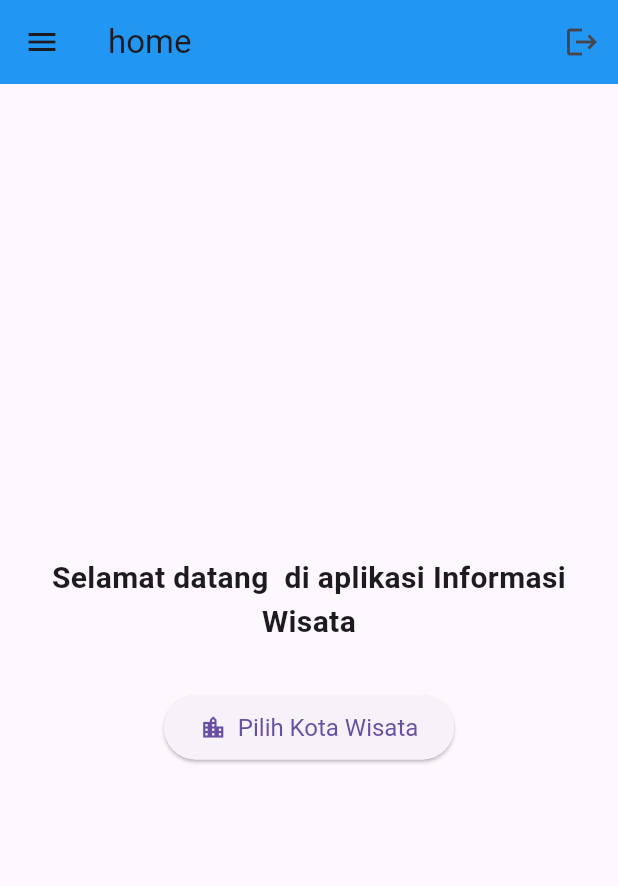
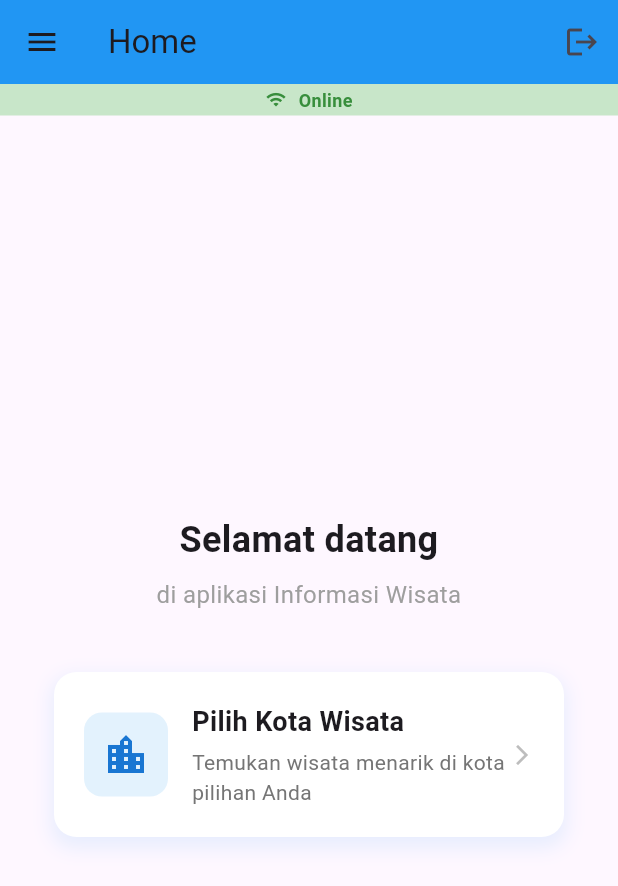
Before and after one commit to advancestar23/info_wisata_bnsp_frontend, a Flutter app: the DrawerMenu widget shown alone on an empty page, opened directly, after a tap on "Home", on a phone screen of 412 x 824 dp. Shown: the top 886 px of the screen. Run offline on Flutter 3.47's test engine with Material 3 defaults, Android fonts, the phone set to English and light mode, and no system bars; our stand-ins replace connectivity_plus, flutter_riverpod; accounts and stored records are empty.

Commit message:
first commit

```diff
--- a/lib/home.dart
+++ b/lib/home.dart
@@ -38,9 +38,7 @@ class _HomePageState extends State<HomePage> {
     );
 
     if (shouldLogout == true) {
-      // Reset username atau clear session jika ada
       ApiServices.username = '';
-      // Kembali ke halaman login
       if (mounted) {
         Navigator.pushReplacementNamed(context, '/login');
       }
@@ -51,7 +49,7 @@ class _HomePageState extends State<HomePage> {
   Widget build(BuildContext context) {
     final name = ApiServices.username;
     return MainLayout(
-      title: 'home',
+      title: 'Home',
       actions: [
         IconButton(
           icon: const Icon(Icons.logout),
@@ -63,20 +61,78 @@ class _HomePageState extends State<HomePage> {
         mainAxisAlignment: MainAxisAlignment.center,
         children: [
           Text(
-            "Selamat datang $name di aplikasi Informasi Wisata",
-            style: const TextStyle(fontSize: 20, fontWeight: FontWeight.bold),
+            "Selamat datang $name",
+            style: const TextStyle(fontSize: 24, fontWeight: FontWeight.bold),
             textAlign: TextAlign.center,
           ),
-          const SizedBox(height: 32),
-          ElevatedButton.icon(
-            onPressed: () {
-              Navigator.pushNamed(context, '/pilih-kota');
-            },
-            icon: const Icon(Icons.location_city),
-            label: const Text('Pilih Kota Wisata'),
-            style: ElevatedButton.styleFrom(
-              padding: const EdgeInsets.symmetric(horizontal: 24, vertical: 12),
-              textStyle: const TextStyle(fontSize: 16),
+          const SizedBox(height: 8),
+          const Text(
+            "di aplikasi Informasi Wisata",
+            style: TextStyle(fontSize: 16, color: Colors.grey),
+            textAlign: TextAlign.center,
+          ),
+          const SizedBox(height: 40),
+          GestureDetector(
+            onTap: () => Navigator.pushNamed(context, '/pilih-kota'),
+            child: Container(
+              margin: const EdgeInsets.symmetric(horizontal: 20),
+              padding: const EdgeInsets.all(20),
+              decoration: BoxDecoration(
+                color: Colors.white,
+                borderRadius: BorderRadius.circular(15),
+                boxShadow: [
+                  BoxShadow(
+                    color: Colors.blue.withOpacity(0.1),
+                    spreadRadius: 2,
+                    blurRadius: 10,
+                    offset: const Offset(0, 5),
+                  ),
+                ],
+              ),
+              child: Row(
+                children: [
+                  Container(
+                    padding: const EdgeInsets.all(12),
+                    decoration: BoxDecoration(
+                      color: Colors.blue.shade50,
+                      borderRadius: BorderRadius.circular(12),
+                    ),
+                    child: Icon(
+                      Icons.location_city,
+                      size: 32,
+                      color: Colors.blue.shade700,
+                    ),
+                  ),
+                  const SizedBox(width: 16),
+                  Expanded(
+                    child: Column(
+                      crossAxisAlignment: CrossAxisAlignment.start,
+                      children: [
+                        const Text(
+                          'Pilih Kota Wisata',
+                          style: TextStyle(
+                            fontSize: 18,
+                            fontWeight: FontWeight.bold,
+                          ),
+                        ),
+                        const SizedBox(height: 4),
+                        Text(
+                          'Temukan wisata menarik di kota pilihan Anda',
+                          style: TextStyle(
+                            fontSize: 14,
+                            color: Colors.grey.shade600,
+                          ),
+                        ),
+                      ],
+                    ),
+                  ),
+                  Icon(
+                    Icons.arrow_forward_ios,
+                    size: 16,
+                    color: Colors.grey.shade400,
+                  ),
+                ],
+              ),
             ),
           ),
         ],
--- a/lib/layout/drawer.dart
+++ b/lib/layout/drawer.dart
@@ -8,20 +8,48 @@ class DrawerMenu extends ConsumerWidget {
 
   @override
   Widget build(BuildContext context, WidgetRef ref) {
-    final isOnlineAsync = ref.watch(isOnlineProvider);
+    final isOnline = ref.watch(connectivityStatusProvider);
+    print('Current connection status in drawer: $isOnline'); // Debug log
 
     return Drawer(
+      backgroundColor: Colors.white,
+      child: SafeArea(
+        child: Container(
+          color: Colors.white,
           child: Column(
             children: [
-          const DrawerHeader(
-            decoration: BoxDecoration(color: Colors.blue),
-            child: Text(
-              "Menu utama",
-              style: TextStyle(color: Colors.white, fontSize: 20),
+              Container(
+                padding: const EdgeInsets.symmetric(vertical: 24),
+                width: double.infinity,
+                decoration: const BoxDecoration(
+                  color: Colors.blue,
+                ),
+                child: const Column(
+                  children: [
+                    CircleAvatar(
+                      radius: 40,
+                      backgroundColor: Colors.white,
+                      child: Icon(
+                        Icons.person,
+                        size: 40,
+                        color: Colors.blue,
                       ),
                     ),
-          isOnlineAsync.when(
-            data: (isOnline) => Container(
+                    SizedBox(height: 12),
+                    Text(
+                      "Menu utama",
+                      style: TextStyle(
+                        color: Colors.white,
+                        fontSize: 20,
+                        fontWeight: FontWeight.bold,
+                      ),
+                    ),
+                  ],
+                ),
+              ),
+              AnimatedContainer(
+                duration: const Duration(milliseconds: 300),
+                width: double.infinity,
                 padding: const EdgeInsets.symmetric(vertical: 8, horizontal: 16),
                 color: isOnline ? Colors.green.shade100 : Colors.red.shade100,
                 child: Row(
@@ -29,7 +57,7 @@ class DrawerMenu extends ConsumerWidget {
                     Icon(
                       isOnline ? Icons.wifi : Icons.wifi_off,
                       size: 20,
-                    color: isOnline ? Colors.green : Colors.red,
+                      color: isOnline ? Colors.green.shade700 : Colors.red.shade700,
                     ),
                     const SizedBox(width: 8),
                     Text(
@@ -42,64 +70,44 @@ class DrawerMenu extends ConsumerWidget {
                   ],
                 ),
               ),
-            error: (_, __) => Container(
-              padding: const EdgeInsets.symmetric(vertical: 8, horizontal: 16),
-              color: Colors.orange.shade100,
-              child: const Row(
-                children: [
-                  Icon(Icons.warning, size: 20, color: Colors.orange),
-                  SizedBox(width: 8),
-                  Text(
-                    'Status koneksi tidak diketahui',
-                    style: TextStyle(color: Colors.orange),
-                  ),
-                ],
-              ),
-            ),
-            loading: () => Container(
-              padding: const EdgeInsets.symmetric(vertical: 8, horizontal: 16),
-              child: const Row(
-                children: [
-                  SizedBox(
-                    width: 20,
-                    height: 20,
-                    child: CircularProgressIndicator(strokeWidth: 2),
-                  ),
-                  SizedBox(width: 8),
-                  Text('Memeriksa koneksi...'),
-                ],
-              ),
-            ),
-          ),
               Expanded(
+                child: Container(
+                  color: Colors.white,
                   child: ListView(
-              shrinkWrap: true,
+                    padding: EdgeInsets.zero,
                     children: [
                       ListTile(
                         leading: const Icon(Icons.home),
                         title: const Text("Home"),
                         onTap: () => Navigator.pushReplacementNamed(context, '/home'),
                       ),
+                      const Divider(height: 1),
                       ListTile(
                         leading: const Icon(Icons.location_city),
                         title: const Text("Pilih Kota"),
                         onTap: () => Navigator.pushReplacementNamed(context, '/pilih-kota'),
                       ),
+                      const Divider(height: 1),
                       ListTile(
                         leading: const Icon(Icons.place),
                         title: const Text("Daftar Wisata"),
                         onTap: () => Navigator.pushReplacementNamed(context, '/wisata'),
                       ),
+                      const Divider(height: 1),
                       ListTile(
                         leading: const Icon(Icons.favorite),
                         title: const Text("Wisata Favorit"),
                         onTap: () => Navigator.pushReplacementNamed(context, '/favorit'),
                       ),
+                      const Divider(height: 1),
                     ],
+                  ),
                 ),
               ),
             ],
           ),
+        ),
+      ),
     );
   }
 }
--- a/lib/layout/main_layout.dart
+++ b/lib/layout/main_layout.dart
@@ -1,5 +1,6 @@
 import 'package:flutter/material.dart';
 import './drawer.dart';
+import '../widgets/connectivity_status.dart';
 
 class MainLayout extends StatelessWidget {
   final String title;
@@ -27,11 +28,18 @@ class MainLayout extends StatelessWidget {
         leading: leading,
       ),
       drawer: showDrawer ? const DrawerMenu() : null,
-      body: SafeArea(
-        child: Padding(
-          padding: const EdgeInsets.all(16.0),
-          child: child,
-        ),
+      body: Column(
+        children: [
+          const ConnectivityStatus(),
+          Expanded(
+            child: SafeArea(
+              child: Padding(
+                padding: const EdgeInsets.all(16.0),
+                child: child,
+              ),
+            ),
+          ),
+        ],
       ),
     );
   }
--- /dev/null
+++ b/lib/widgets/connectivity_status.dart
@@ -0,0 +1,37 @@
+import 'package:flutter/material.dart';
+import 'package:flutter_riverpod/flutter_riverpod.dart';
+import '../providers/connectivity_provider.dart';
+
+class ConnectivityStatus extends ConsumerWidget {
+  const ConnectivityStatus({super.key});
+
+  @override
+  Widget build(BuildContext context, WidgetRef ref) {
+    final isOnline = ref.watch(connectivityStatusProvider);
+
+    return Container(
+      width: double.infinity,
+      color: isOnline ? Colors.green.shade100 : Colors.red.shade100,
+      padding: const EdgeInsets.symmetric(vertical: 2),
+      child: Row(
+        mainAxisAlignment: MainAxisAlignment.center,
+        children: [
+          Icon(
+            isOnline ? Icons.wifi : Icons.wifi_off,
+            size: 14,
+            color: isOnline ? Colors.green.shade700 : Colors.red.shade700,
+          ),
+          const SizedBox(width: 8),
+          Text(
+            isOnline ? 'Online' : 'Offline',
+            style: TextStyle(
+              fontSize: 12,
+              color: isOnline ? Colors.green.shade700 : Colors.red.shade700,
+              fontWeight: FontWeight.bold,
+            ),
+          ),
+        ],
+      ),
+    );
+  }
+}
```
Also changed, not shown: lib/data/api_service.dart (+124 -134 lines), lib/pages/wisata_detail_page.dart (+44 -10 lines), lib/providers/connectivity_provider.dart (+44 -12 lines). Lines whose indentation alone changed are shown as unchanged.
